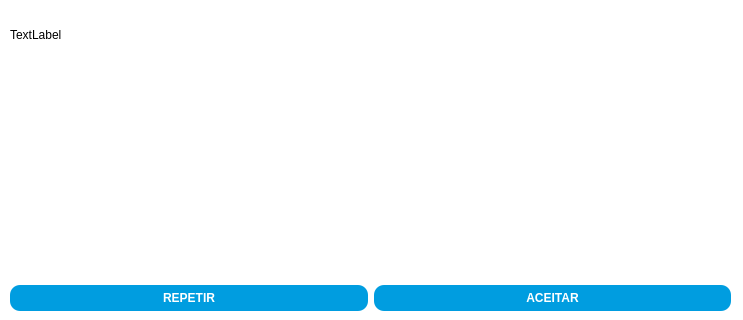
The window that gui.ui (MestreHq5/Collision-Study) describes before a commit, drawn with Qt 5; both pictures show x 0 to 743 and y 219 to 539 of the 743 by 539 pixel window.
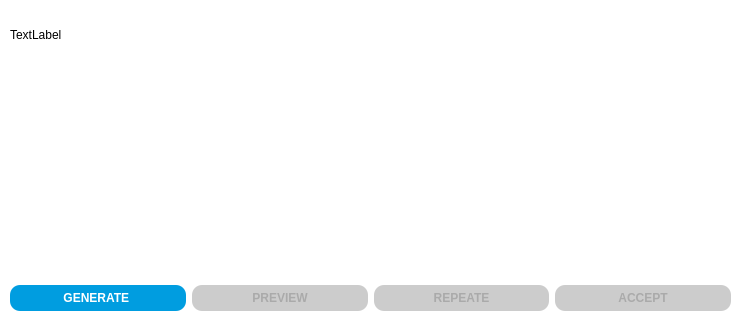
The same window after the commit.

Commit message: Almost pre-process + main Send video to the label Buttons not fully working because the program exits unexpectedelly

```diff
--- a/gui.ui
+++ b/gui.ui
@@ -613,8 +613,76 @@
          </item>
          <item>
           <layout class="QHBoxLayout" name="horizontalLayout_2">
+           <item>
+            <widget class="QPushButton" name="btnGen">
+             <property name="styleSheet">
+              <string notr="true">QPushButton {
+    color: white;
+    background-color: #009de0;
+	border-radius: 10px;
+    padding: 6px 12px;
+	font-weight: bold;
+}
+
+QPushButton:hover {
+    color: white;
+    background-color: #007bb5;  
+}
+
+QPushButton:pressed {
+    color: white;
+    background-color: #005f87;  
+}
+
+QPushButton:disabled {
+    color: #aaaaaa;
+    background-color: #cccccc;
+}</string>
+             </property>
+             <property name="text">
+              <string>GENERATE </string>
+             </property>
+            </widget>
+           </item>
+           <item>
+            <widget class="QPushButton" name="btnPreview">
+             <property name="enabled">
+              <bool>false</bool>
+             </property>
+             <property name="styleSheet">
+              <string notr="true">QPushButton {
+    color: white;
+    background-color: #009de0;
+	border-radius: 10px;
+    padding: 6px 12px;
+	font-weight: bold;
+}
+
+QPushButton:hover {
+    color: white;
+    background-color: #007bb5;  
+}
+
+QPushButton:pressed {
+    color: white;
+    background-color: #005f87;  
+}
+
+QPushButton:disabled {
+    color: #aaaaaa;
+    background-color: #cccccc;
+}</string>
+             </property>
+             <property name="text">
+              <string>PREVIEW</string>
+             </property>
+            </widget>
+           </item>
            <item>
             <widget class="QPushButton" name="btnRedo">
+             <property name="enabled">
+              <bool>false</bool>
+             </property>
              <property name="styleSheet">
               <string notr="true">QPushButton {
     color: white;
@@ -640,12 +708,15 @@
 }</string>
              </property>
              <property name="text">
-              <string>REPETIR</string>
+              <string>REPEATE</string>
              </property>
             </widget>
            </item>
            <item>
-            <widget class="QPushButton" name="btnNext">
+            <widget class="QPushButton" name="btnNext5">
+             <property name="enabled">
+              <bool>false</bool>
+             </property>
              <property name="styleSheet">
               <string notr="true">QPushButton {
     color: white;
@@ -671,7 +742,7 @@
 }</string>
              </property>
              <property name="text">
-              <string>ACEITAR</string>
+              <string>ACCEPT</string>
              </property>
             </widget>
            </item>
```
Left out of the diff: 22 changed lines with no effect on the pictures. The commit also changes 8 other files.
